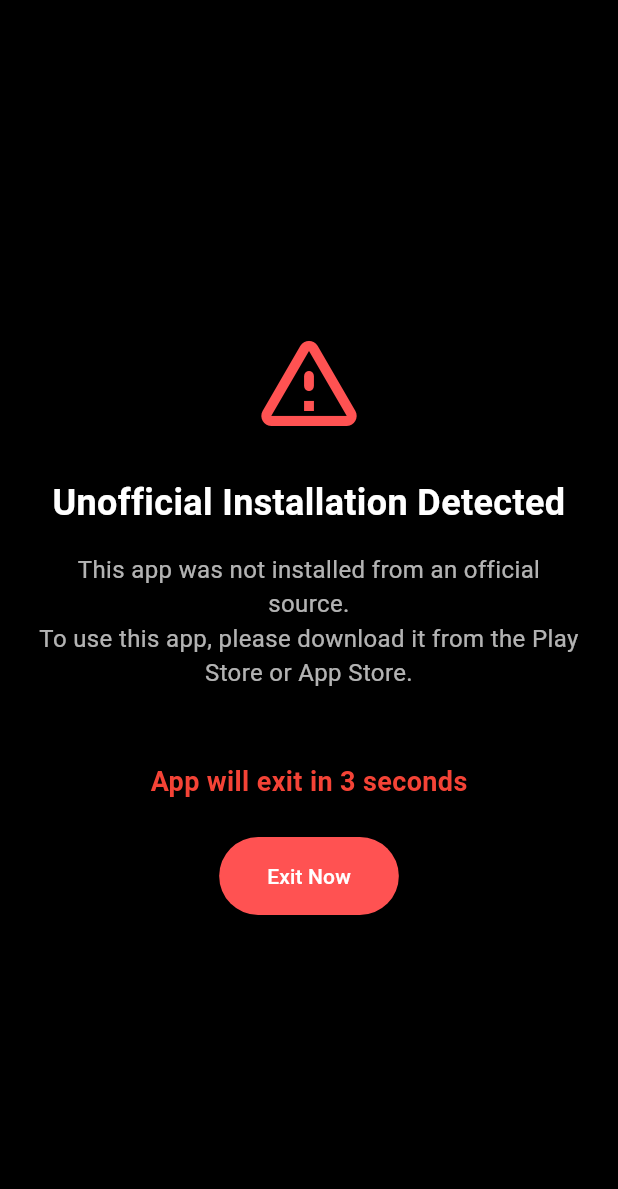
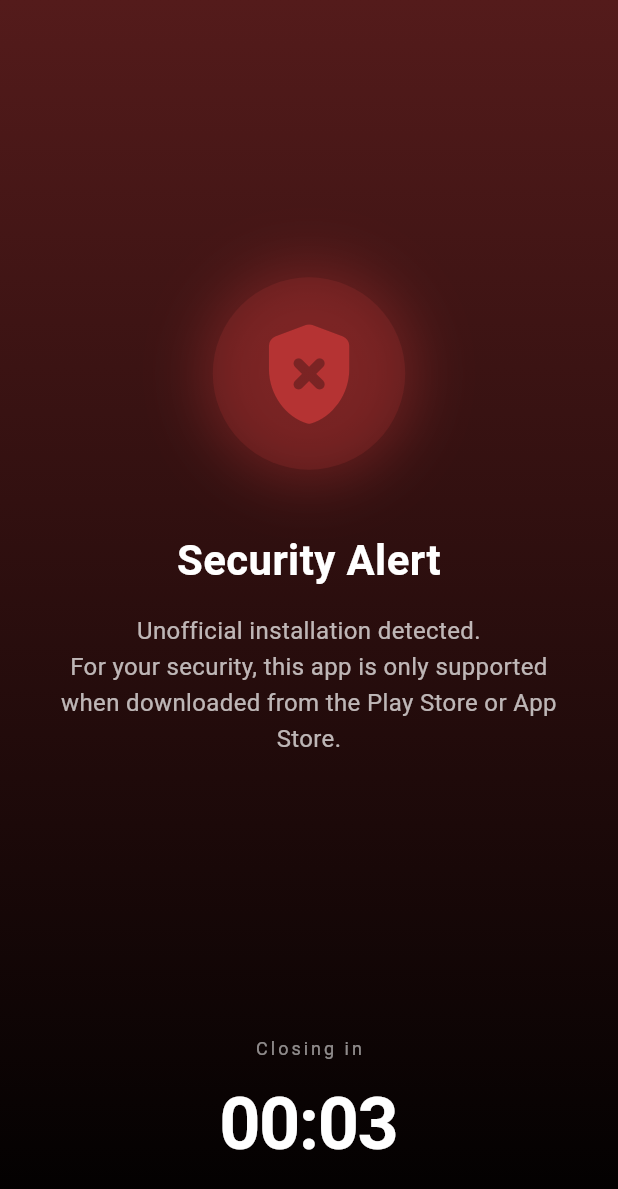
Before and after one commit to Pramodpal333/breakly, a Flutter app: the screen it shows after launch, on a phone screen of 412 x 824 dp. Shown: the top 1189 px of the screen. Run offline on Flutter 3.47's test engine with Material 3 defaults, Android fonts, the phone set to English and light mode, and no system bars; our stand-ins replace audioplayers, equatable, flutter_bloc, flutter_card_swiper, flutter_dotenv, flutter_svg and 6 more; missing offline and left inert: freerasp, store_checker; statements that could not run were skipped.

Commit message:
feat: enhance security alert screen UI with a pulsing icon, gradient background, and refined countdown display.

```diff
--- a/lib/features/security/screens/security_alert_screen.dart
+++ b/lib/features/security/screens/security_alert_screen.dart
@@ -1,7 +1,10 @@
 import 'dart:async';
 import 'dart:io';
+
 import 'package:flutter/material.dart';
 import 'package:gap/gap.dart';
+import 'package:breakly/core/theme/app_colors.dart';
+import 'package:breakly/core/theme/app_text_styles.dart';
 
 class SecurityAlertScreen extends StatefulWidget {
   const SecurityAlertScreen({super.key});
@@ -10,14 +13,27 @@
   State<SecurityAlertScreen> createState() => _SecurityAlertScreenState();
 }
 
-class _SecurityAlertScreenState extends State<SecurityAlertScreen> {
+class _SecurityAlertScreenState extends State<SecurityAlertScreen>
+    with SingleTickerProviderStateMixin {
   int _countdown = 10;
   Timer? _timer;
+  late AnimationController _pulseController;
+  late Animation<double> _scaleAnimation;
 
   @override
   void initState() {
     super.initState();
     _startTimer();
+
+    // Setup pulse animation for the icon
+    _pulseController = AnimationController(
+      vsync: this,
+      duration: const Duration(seconds: 2),
+    )..repeat(reverse: true);
+
+    _scaleAnimation = Tween<double>(begin: 1.0, end: 1.1).animate(
+      CurvedAnimation(parent: _pulseController, curve: Curves.easeInOut),
+    );
   }
 
   void _startTimer() {
@@ -40,64 +56,102 @@
   @override
   void dispose() {
     _timer?.cancel();
+    _pulseController.dispose();
     super.dispose();
   }
 
   @override
   Widget build(BuildContext context) {
     return Scaffold(
-      backgroundColor: Colors.black, // High contrast for warning
-      body: Center(
+      body: Container(
+        width: double.infinity,
+        decoration: BoxDecoration(
+          gradient: LinearGradient(
+            begin: Alignment.topCenter,
+            end: Alignment.bottomCenter,
+            colors: [
+              AppColors.error2, // Dark red
+              Colors.black,
+            ],
+          ),
+        ),
+        child: SafeArea(
           child: Padding(
-          padding: const EdgeInsets.all(24.0),
+            padding: const EdgeInsets.symmetric(horizontal: 32.0),
             child: Column(
               mainAxisAlignment: MainAxisAlignment.center,
               children: [
-              const Icon(
-                Icons.warning_amber_rounded,
-                color: Colors.redAccent,
+                const Spacer(),
+                // Pulsing Warning Icon
+                ScaleTransition(
+                  scale: _scaleAnimation,
+                  child: Container(
+                    padding: const EdgeInsets.all(24),
+                    decoration: BoxDecoration(
+                      color: AppColors.error.withValues(alpha: 0.2),
+                      shape: BoxShape.circle,
+                      boxShadow: [
+                        BoxShadow(
+                          color: AppColors.error.withValues(alpha: 0.4),
+                          blurRadius: 32,
+                          spreadRadius: 8,
+                        ),
+                      ],
+                    ),
+                    child: Icon(
+                      Icons.gpp_bad_rounded,
+                      color: AppColors.error,
                       size: 80,
                     ),
-              const Gap(24),
-              const Text(
-                'Unofficial Installation Detected',
-                style: TextStyle(
+                  ),
+                ),
+                const Gap(40),
+                // Title
+                Text(
+                  'Security Alert',
+                  style: AppTextStyles.headlineMedium.copyWith(
                     color: Colors.white,
-                  fontSize: 24,
                     fontWeight: FontWeight.bold,
                   ),
                   textAlign: TextAlign.center,
                 ),
                 const Gap(16),
-              const Text(
-                'This app was not installed from an official source.\n'
-                'To use this app, please download it from the Play Store or App Store.',
-                style: TextStyle(color: Colors.white70, fontSize: 16),
+                // Description
+                Text(
+                  'Unofficial installation detected.\nFor your security, this app is only supported when downloaded from the Play Store or App Store.',
+                  style: AppTextStyles.bodyLarge.copyWith(
+                    color: Colors.white70,
+                    height: 1.5,
+                  ),
                   textAlign: TextAlign.center,
                 ),
-              const Gap(48),
+                const Spacer(),
+                // Countdown
+                Padding(
+                  padding: const EdgeInsets.only(bottom: 40),
+                  child: Column(
+                    children: [
                       Text(
-                'App will exit in $_countdown seconds',
-                style: const TextStyle(
-                  color: Colors.red,
-                  fontSize: 18,
-                  fontWeight: FontWeight.w600,
+                        'Closing in',
+                        style: AppTextStyles.labelSmall.copyWith(
+                          color: Colors.white54,
+                          letterSpacing: 2.0,
                         ),
                       ),
-              const Gap(24),
-              ElevatedButton(
-                style: ElevatedButton.styleFrom(
-                  backgroundColor: Colors.redAccent,
-                  foregroundColor: Colors.white,
-                  padding: const EdgeInsets.symmetric(
-                    horizontal: 32,
-                    vertical: 16,
+                      const Gap(8),
+                      Text(
+                        '00:${_countdown.toString().padLeft(2, '0')}',
+                        style: AppTextStyles.displayMedium.copyWith(
+                          color: Colors.white,
+                          fontSize: 48,
+                          fontFeatures: [const FontFeature.tabularFigures()],
                         ),
                       ),
-                onPressed: _exitApp,
-                child: const Text('Exit Now'),
+                    ],
+                  ),
                 ),
               ],
+            ),
           ),
         ),
       ),
```
Lines whose indentation alone changed are shown as unchanged.
